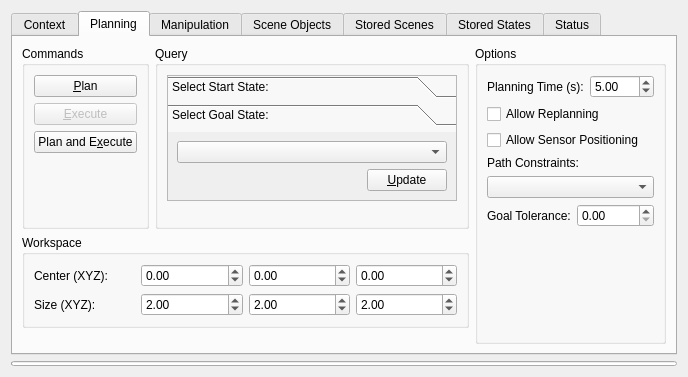
ros-gbp/moveit_ros-release, file visualization/motion_planning_rviz_plugin/src/ui/motion_planning_rviz_plugin_frame.ui: the form before one commit.
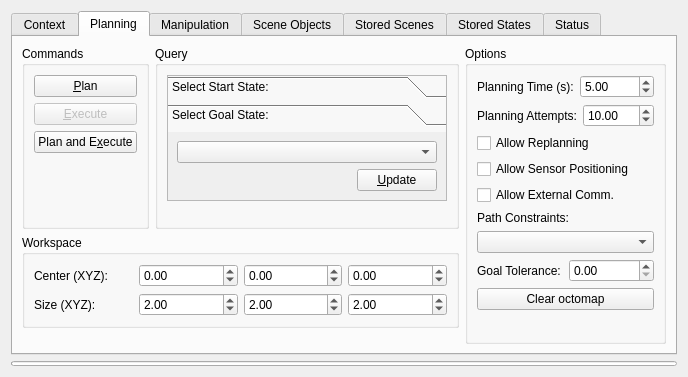
The form after the commit.

What changed in the file:
```diff
--- a/visualization/motion_planning_rviz_plugin/src/ui/motion_planning_rviz_plugin_frame.ui
+++ b/visualization/motion_planning_rviz_plugin/src/ui/motion_planning_rviz_plugin_frame.ui
@@ -591,6 +591,33 @@
             </item>
            </layout>
           </item>
+          <item>
+           <layout class="QHBoxLayout" name="horizontalLayout_4">
+            <item>
+             <widget class="QLabel" name="label_10">
+              <property name="text">
+               <string>Planning Attempts:</string>
+              </property>
+             </widget>
+            </item>
+            <item>
+             <widget class="QDoubleSpinBox" name="planning_attempts">
+              <property name="sizePolicy">
+               <sizepolicy hsizetype="Minimum" vsizetype="Fixed">
+                <horstretch>0</horstretch>
+                <verstretch>0</verstretch>
+               </sizepolicy>
+              </property>
+              <property name="maximum">
+               <number>1000</number>
+              </property>
+              <property name="value">
+               <number>10</number>
+               </property>
+             </widget>
+            </item>
+           </layout>
+          </item>
           <item>
            <widget class="QCheckBox" name="allow_replanning">
             <property name="text">
@@ -611,6 +638,16 @@
             </property>
            </widget>
           </item>
+          <item>
+           <widget class="QCheckBox" name="allow_external_program">
+            <property name="text">
+             <string>Allow External Comm.</string>
+            </property>
+            <property name="checked">
+             <bool>false</bool>
+            </property>
+           </widget>
+          </item>
           <item>
            <widget class="QLabel" name="label_5">
             <property name="text">
@@ -635,6 +672,13 @@
             </item>
            </layout>
           </item>
+          <item>
+           <widget class="QPushButton" name="clear_octomap_button">
+            <property name="text">
+             <string>Clear octomap</string>
+            </property>
+           </widget>
+          </item>
           <item>
            <spacer name="verticalSpacer_2">
             <property name="orientation">
```
